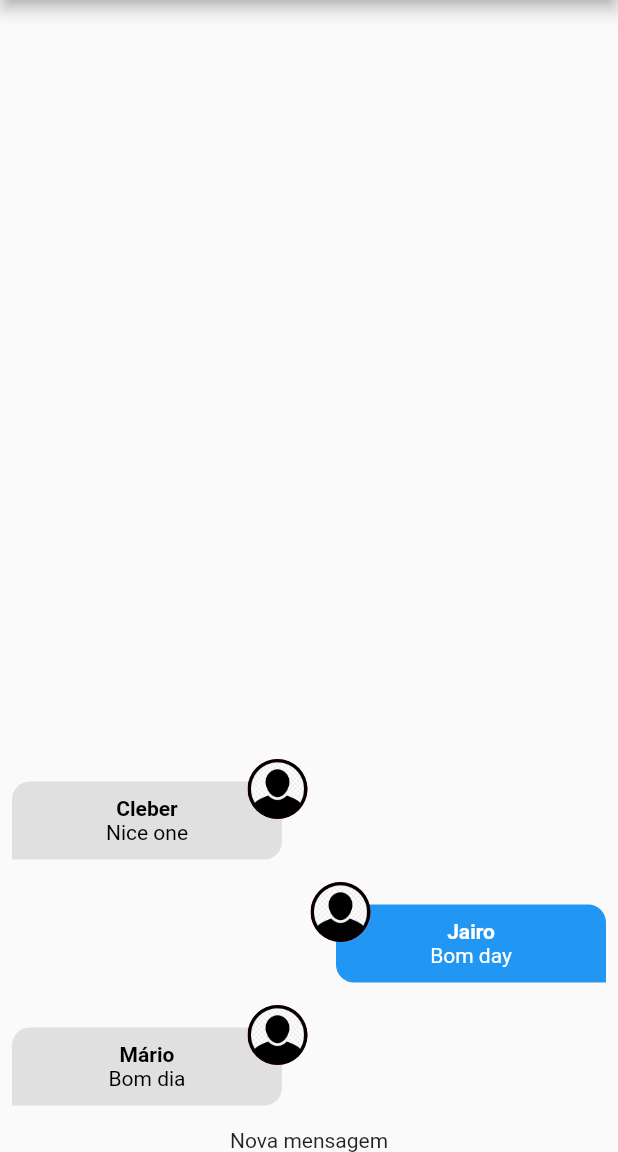
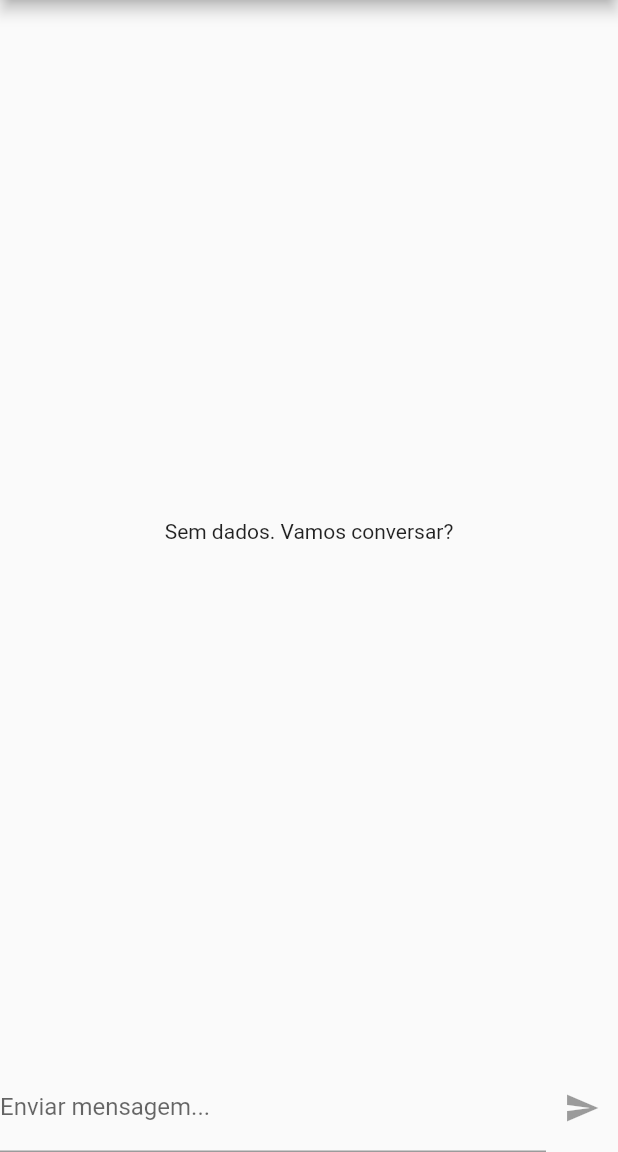
Before and after one commit to rmcassio/chat_app, a Flutter app: the screen it shows after launch, on a phone screen of 412 x 824 dp, the part 84-1236 px from its top. Run offline on Flutter 3.47's test engine with Material 2 defaults, Android fonts, the phone set to English and light mode, and no system bars; missing offline and left inert: image_picker_web; accounts and stored records are empty.

Commit message:
added functionality to send messages

```diff
--- a/lib/components/message_bubble.dart
+++ b/lib/components/message_bubble.dart
@@ -34,6 +34,7 @@ class MessageBubble extends StatelessWidget {
               padding: const EdgeInsets.symmetric(vertical: 10, horizontal: 16),
               margin: const EdgeInsets.symmetric(vertical: 15, horizontal: 8),
               child: Column(
+                crossAxisAlignment: isLoggedUserMessage ? CrossAxisAlignment.end : CrossAxisAlignment.start,
                 children: [
                   Text(
                     message.userName,
@@ -44,6 +45,7 @@ class MessageBubble extends StatelessWidget {
                   ),
                   Text(
                     message.text,
+                    textAlign: isLoggedUserMessage ? TextAlign.right : TextAlign.left,
                     style: TextStyle(
                       color: isLoggedUserMessage ? Colors.white : Colors.black,
                     ),
--- a/lib/components/new_message.dart
+++ b/lib/components/new_message.dart
@@ -1,10 +1,46 @@
+import 'package:chat_app/core/services/auth/auth_service.dart';
+import 'package:chat_app/core/services/chat/chat_service.dart';
 import 'package:flutter/material.dart';
 
-class NewMessage extends StatelessWidget {
+class NewMessage extends StatefulWidget {
   const NewMessage({super.key});
 
   @override
+  State<NewMessage> createState() => _NewMessageState();
+}
+
+class _NewMessageState extends State<NewMessage> {
+  String _message = '';
+  final _messageController = TextEditingController();
+
+  Future<void> _sendMessage() async {
+    final user = AuthService().currentUser;
+
+    if (user != null) {
+      await ChatService().save(_message, user);
+      _messageController.clear();
+    }
+  }
+
+  @override
   Widget build(BuildContext context) {
-    return Text('Nova mensagem');
+    return Row(
+      children: [
+        Expanded(
+          child: TextField(
+            onChanged: (msg) => setState(() => _message = msg),
+            onEditingComplete: _message.trim().isEmpty ? null : _sendMessage,
+            controller: _messageController,
+            decoration: const InputDecoration(
+              labelText: 'Enviar mensagem...',
+            ),
+          ),
+        ),
+        IconButton(
+          onPressed: _message.trim().isEmpty ? null : _sendMessage,
+          icon: const Icon(Icons.send),
+        ),
+      ],
+    );
   }
 }
--- a/lib/core/services/auth/auth_service_mock.dart
+++ b/lib/core/services/auth/auth_service_mock.dart
@@ -1,6 +1,5 @@
 import 'dart:async';
 import 'dart:math';
-import 'dart:typed_data';
 
 import 'package:chat_app/core/models/chat_user.dart';
 import 'package:chat_app/core/services/auth/auth_service.dart';
--- a/lib/core/services/chat/chat_service_mock.dart
+++ b/lib/core/services/chat/chat_service_mock.dart
@@ -8,32 +8,7 @@ import 'package:chat_app/core/services/chat/chat_service.dart';
 import 'package:flutter/services.dart';
 
 class ChatServiceMock implements ChatService {
-  static final List<ChatMessage> _msgs = [
-    ChatMessage(
-      id: '1',
-      text: 'Bom dia',
-      createdAt: DateTime.now(),
-      userId: '123',
-      userName: 'Mário',
-      userImage: Uint8List.fromList([1, 2, 3, 4, 5]),
-    ),
-    ChatMessage(
-      id: '3',
-      text: 'Bom day',
-      createdAt: DateTime.now(),
-      userId: '456',
-      userName: 'Jairo',
-      userImage: Uint8List.fromList([1, 2, 3, 4, 5]),
-    ),
-    ChatMessage(
-      id: '6',
-      text: 'Nice one',
-      createdAt: DateTime.now(),
-      userId: '33',
-      userName: 'Cleber',
-      userImage: Uint8List.fromList([1, 2, 3, 4, 5]),
-    ),
-  ];
+  static final List<ChatMessage> _msgs = [];
   static MultiStreamController<List<ChatMessage>>? _controller;
   static final _msgsStream = Stream<List<ChatMessage>>.multi((controller) {
     _controller = controller;
@@ -63,7 +38,7 @@ class ChatServiceMock implements ChatService {
 
     _msgs.add(newMsg);
 
-    _controller?.add(_msgs);
+    _controller?.add(_msgs.reversed.toList());
 
     return newMsg;
   }
```
